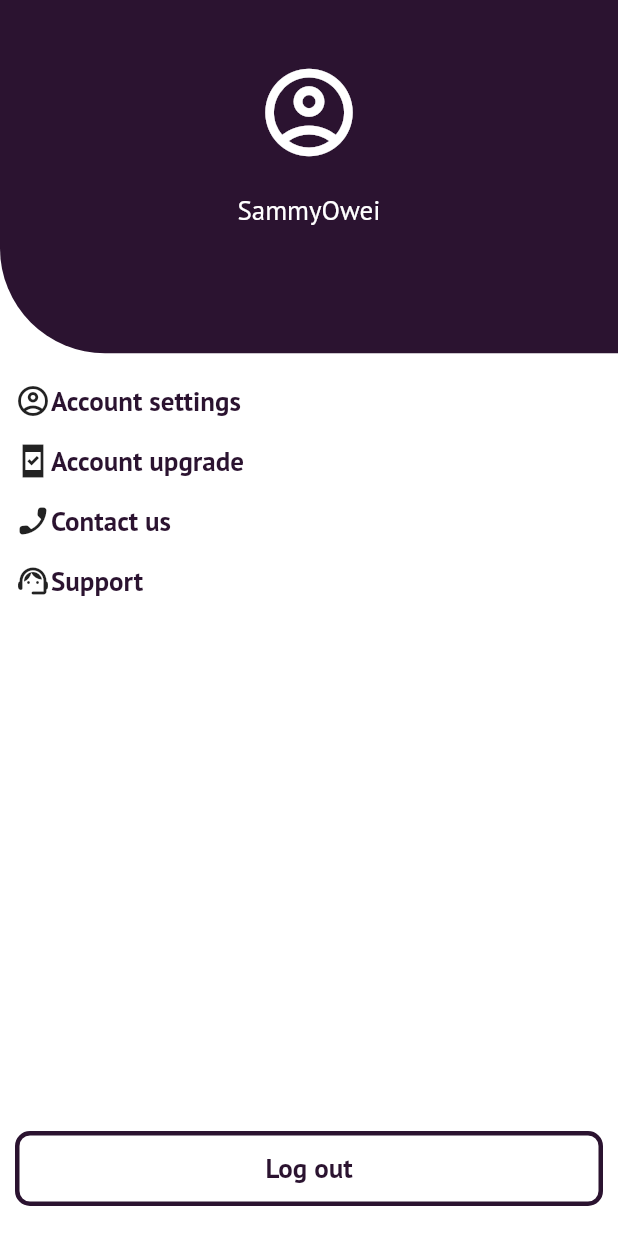
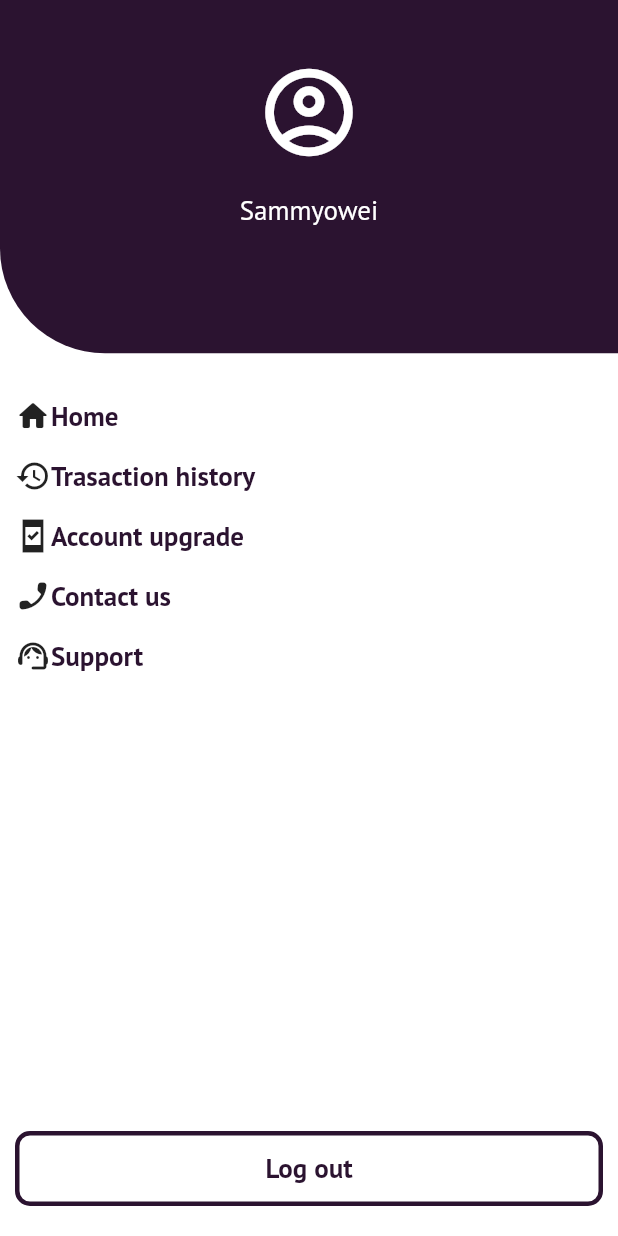
Before and after one commit to Sammyowei/roland_salary_website, a Flutter app: the DrawerScreen screen opened directly, on a phone screen of 412 x 824 dp. Run offline on Flutter 3.47's test engine with Material 2 defaults, Android fonts, the phone set to English and light mode, and no system bars; our stand-ins replace firebase_auth, firebase_core, google_fonts; accounts and stored records are empty.

Commit message:
commited and Updated

```diff
--- a/lib/Screens/Dash-Doard-Screen/constants.dart
+++ b/lib/Screens/Dash-Doard-Screen/constants.dart
@@ -1 +1,8 @@
-const  userName = "SammyOwei";
+import 'package:firebase_auth/firebase_auth.dart';
+
+const userName = "Sammyowei";
+
+Future<void> signIn() async {
+  await FirebaseAuth.instance
+      .signInWithEmailAndPassword(email: "", password: "");
+}
--- a/lib/Screens/Dash-Doard-Screen/drawer.dart
+++ b/lib/Screens/Dash-Doard-Screen/drawer.dart
@@ -1,6 +1,9 @@
 import "package:flutter/material.dart";
 import 'package:google_fonts/google_fonts.dart';
+import 'package:roland_salary_website/Screens/Dash-Doard-Screen/account_upgrade_page.dart';
 import 'package:roland_salary_website/Screens/Dash-Doard-Screen/constants.dart';
+import 'package:roland_salary_website/Screens/Dash-Doard-Screen/dashboard_screen.dart';
+import 'package:roland_salary_website/Screens/Dash-Doard-Screen/transaction_screen.dart';
 
 class DrawerScreen extends StatefulWidget {
   const DrawerScreen({super.key});
@@ -62,12 +65,20 @@ class _DrawerScreenState extends State<DrawerScreen> {
                 ],
               ),
             ),
+            const SizedBox(
+              height: 10,
+            ),
             Expanded(
               child: Stack(
                 children: [
                   Positioned(
                     top: 20,
                     left: 10,
+                    right: 10,
+                    child: GestureDetector(
+                      onTap: () {
+                        Scaffold.of(context).closeEndDrawer();
+                      },
                       child: Container(
                         width: MediaQuery.of(context).size.width,
                         padding: EdgeInsets.zero,
@@ -76,13 +87,13 @@ class _DrawerScreenState extends State<DrawerScreen> {
                           children: [
                             Container(
                               padding: EdgeInsets.zero,
-                            child: const Icon(Icons.account_circle_outlined),
+                              child: const Icon(Icons.home_rounded),
                             ),
                             Container(
                               padding: EdgeInsets.zero,
                               child: Center(
                                 child: Text(
-                                "Account settings",
+                                  "Home",
                                   style: GoogleFonts.ptSans(
                                     fontSize: 18,
                                     fontWeight: FontWeight.bold,
@@ -90,14 +101,24 @@ class _DrawerScreenState extends State<DrawerScreen> {
                                   ),
                                 ),
                               ),
-                          )
+                            ),
                           ],
+                        ),
                       ),
                     ),
                   ),
                   Positioned(
                     top: 60,
                     left: 10,
+                    child: GestureDetector(
+                      onTap: (() {
+                        Scaffold.of(context).closeEndDrawer();
+                        Navigator.of(context).push(MaterialPageRoute(
+                            builder: (context) {
+                              return const TransactionHistory();
+                            },
+                            maintainState: false));
+                      }),
                       child: Container(
                         width: MediaQuery.of(context).size.width,
                         padding: EdgeInsets.zero,
@@ -106,7 +127,51 @@ class _DrawerScreenState extends State<DrawerScreen> {
                           children: [
                             Container(
                               padding: EdgeInsets.zero,
-                            child: const Icon(Icons.security_update_good_sharp),
+                              child: const Icon(Icons.history),
+                            ),
+                            Container(
+                              padding: EdgeInsets.zero,
+                              child: Center(
+                                child: Text(
+                                  "Trasaction history",
+                                  style: GoogleFonts.ptSans(
+                                    fontSize: 18,
+                                    fontWeight: FontWeight.bold,
+                                    color: const Color(0xFF2B1330),
+                                  ),
+                                ),
+                              ),
+                            ),
+                          ],
+                        ),
+                      ),
+                    ),
+                  ),
+                  Positioned(
+                    top: 100,
+                    left: 10,
+                    child: GestureDetector(
+                      onTap: () {
+
+                        Scaffold.of(context).closeEndDrawer();
+                        Navigator.of(context).push(
+                          MaterialPageRoute(
+                            builder: (context) {
+                              return const AccountUpgradePage();
+                            },
+                          ),
+                        );
+                      },
+                      child: Container(
+                        width: MediaQuery.of(context).size.width,
+                        padding: EdgeInsets.zero,
+                        child: Row(
+                          mainAxisAlignment: MainAxisAlignment.start,
+                          children: [
+                            Container(
+                              padding: EdgeInsets.zero,
+                              child:
+                                  const Icon(Icons.security_update_good_sharp),
                             ),
                             Container(
                               padding: EdgeInsets.zero,
@@ -125,8 +190,9 @@ class _DrawerScreenState extends State<DrawerScreen> {
                         ),
                       ),
                     ),
+                  ),
                   Positioned(
-                    top: 100,
+                    top: 140,
                     left: 10,
                     child: Container(
                       width: MediaQuery.of(context).size.width,
@@ -156,7 +222,7 @@ class _DrawerScreenState extends State<DrawerScreen> {
                     ),
                   ),
                   Positioned(
-                    top: 140,
+                    top: 180,
                     left: 10,
                     child: Container(
                       width: MediaQuery.of(context).size.width,
```
Also changed, not shown: lib/Screens/Dash-Doard-Screen/account_upgrade_page.dart (added, +303 -0 lines), lib/Screens/Dash-Doard-Screen/dashboard_screen.dart (+2 -6 lines), lib/Screens/Dash-Doard-Screen/transaction_screen.dart (added, +54 -0 lines), 1 other file. Lines whose indentation alone changed are shown as unchanged.
